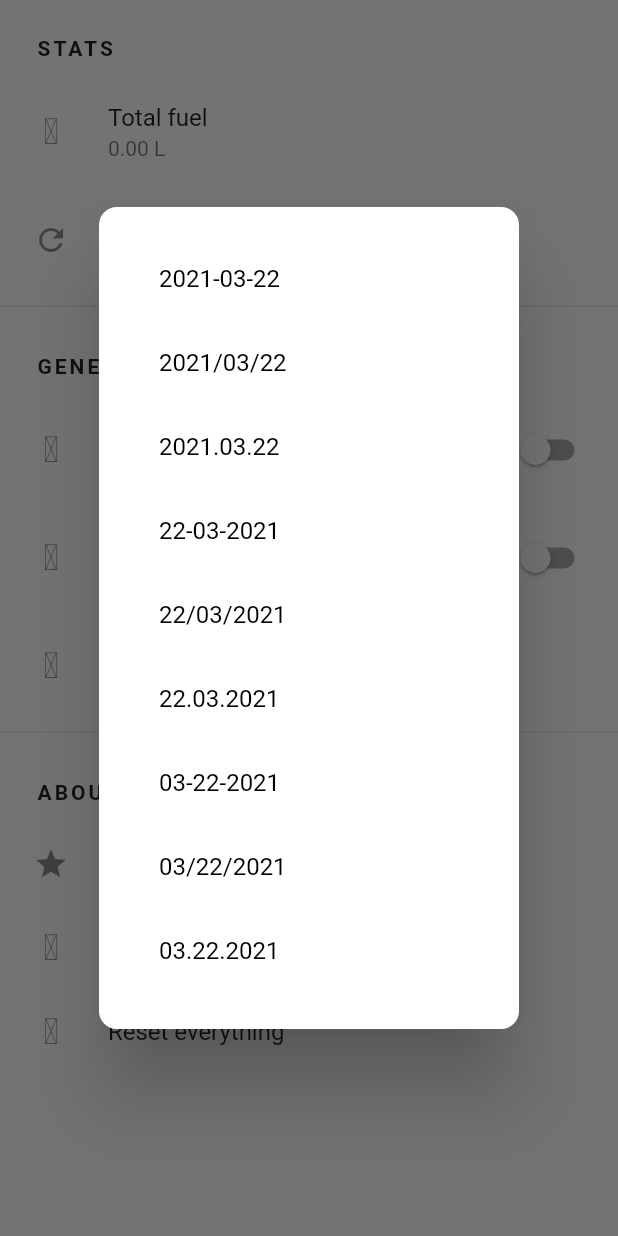
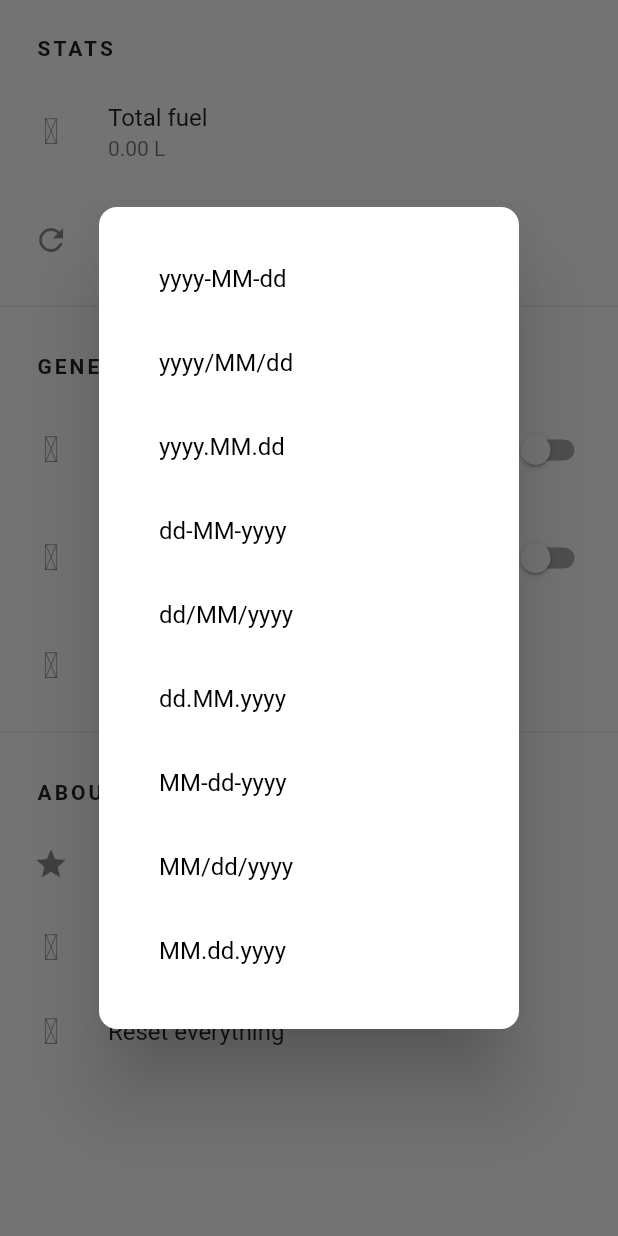
Before and after one commit to Steellow/fuel_consumption_tracker, a Flutter app: the SettingsScreen screen opened directly, after a tap on "Date format", on a phone screen of 412 x 824 dp. Run offline on Flutter 3.47's test engine with Material 2 defaults, Android fonts, the phone set to English and light mode, and no system bars; our stand-ins replace fluttertoast, get, hive, hive_flutter, material_design_icons_flutter, theme_provider; missing offline and left inert: store_redirect; accounts and stored records are empty; generated files the repository leaves out were written again.

Commit message:
Make date format setting tile more readable

```diff
--- a/lib/screens/new_log/widgets/submit_button.dart
+++ b/lib/screens/new_log/widgets/submit_button.dart
@@ -1,6 +1,5 @@
 import 'package:flutter/material.dart';
 import 'package:fuel_consumption_tracker/models/log.dart';
-import 'package:fuel_consumption_tracker/screens/history/history_screen.dart';
 import 'package:fuel_consumption_tracker/state/picked_date_state.dart';
 import 'package:fuel_consumption_tracker/util/hive_keys.dart';
 import 'package:fuel_consumption_tracker/util/styles.dart';
@@ -8,7 +7,6 @@ import 'package:fuel_consumption_tracker/util/trip_computer.dart';
 import 'package:get/get.dart';
 import 'package:hive/hive.dart';
 import 'package:provider/provider.dart';
-import 'package:theme_provider/theme_provider.dart';
 
 class SubmitButton extends StatefulWidget {
   final GlobalKey<FormState> formkey;
--- a/lib/screens/settings/widgets/tiles/date_format_tile.dart
+++ b/lib/screens/settings/widgets/tiles/date_format_tile.dart
@@ -5,7 +5,6 @@ import 'package:fuel_consumption_tracker/util/theme_tools.dart';
 import 'package:get/get.dart';
 import 'package:hive/hive.dart';
 import 'package:hive_flutter/hive_flutter.dart';
-import 'package:intl/intl.dart';
 import 'package:material_design_icons_flutter/material_design_icons_flutter.dart';
 
 class DateFormatTile extends StatefulWidget {
@@ -27,13 +26,6 @@ class _DateFormatTileState extends State<DateFormatTile> {
     'MM/dd/yyyy',
     'MM.dd.yyyy',
   ];
-  DateTime now;
-
-  @override
-  void initState() {
-    super.initState();
-    now = DateTime.now();
-  }
 
   @override
   Widget build(BuildContext context) {
@@ -44,7 +36,7 @@ class _DateFormatTileState extends State<DateFormatTile> {
         valueListenable: settings.listenable(keys: [DATE_FORMAT]), // Preview text in the tile, listens to changes in that particular settings
         builder: (BuildContext context, dynamic value, Widget child) {
           String dateFormat = settings.get(DATE_FORMAT) ?? "dd.MM.yyyy";
-          return Text(DateFormat(dateFormat).format(now));
+          return Text(dateFormat);
         },
       ),
       onTap: () {
@@ -59,10 +51,9 @@ class _DateFormatTileState extends State<DateFormatTile> {
             content: Column(
               mainAxisSize: MainAxisSize.min,
               children: List.generate(dateFormatList.length, (index) {
-                String formattedDate = DateFormat(dateFormatList[index]).format(now);
                 return ListTile(
                   title: Text(
-                    formattedDate,
+                    dateFormatList[index],
                     style: TextStyle(
                       color: ThemeTools.getTextColor(), // Gets right text color for the theme
                     ),
```
Also changed, not shown: 1 other file.
